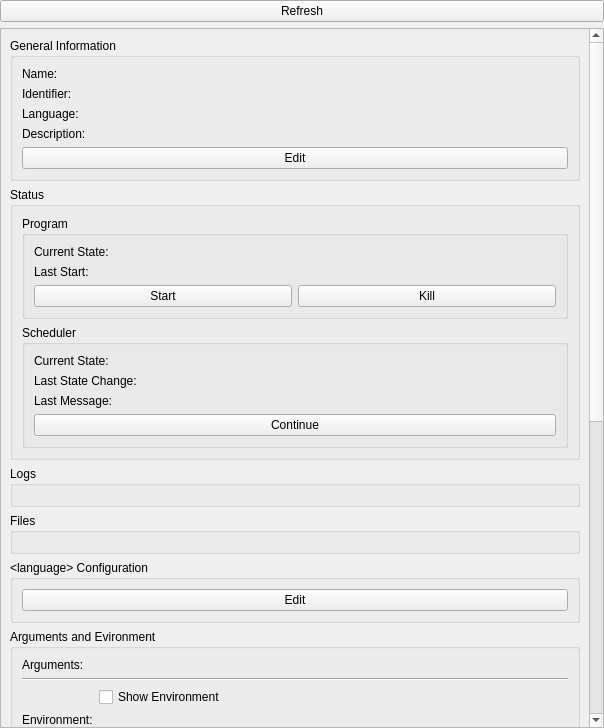
First picture: the form in src/brickv/plugin_system/plugins/red/ui/program_info_main.ui, repository Tinkerforge/brickv, before the edit.
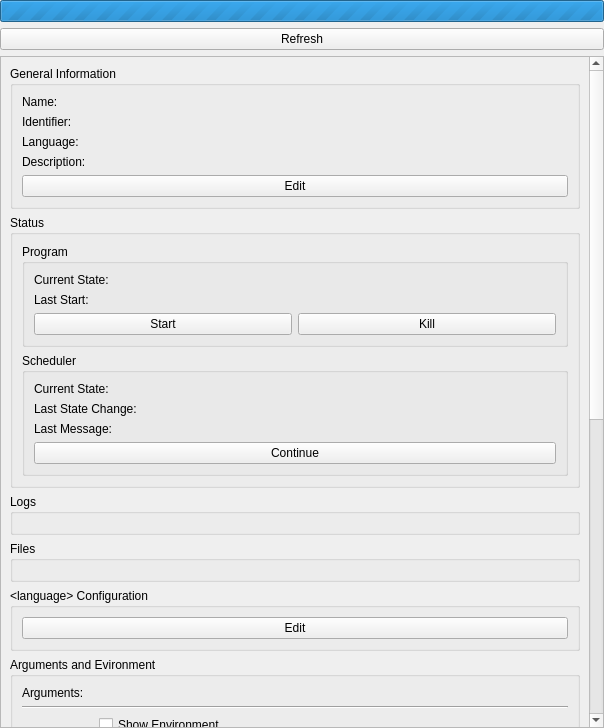
Second picture: the form after the edit.

Commit message:
red-brick/pi: Update logs and files list on first show
Also add progress bar to program info widget.

What changed in the file:
```diff
--- a/src/brickv/plugin_system/plugins/red/ui/program_info_main.ui
+++ b/src/brickv/plugin_system/plugins/red/ui/program_info_main.ui
@@ -17,6 +17,16 @@
    <property name="margin">
     <number>0</number>
    </property>
+   <item>
+    <widget class="QProgressBar" name="progress">
+     <property name="maximum">
+      <number>0</number>
+     </property>
+     <property name="value">
+      <number>-1</number>
+     </property>
+    </widget>
+   </item>
    <item>
     <widget class="QPushButton" name="button_refresh">
      <property name="text">
@@ -201,6 +211,9 @@
                    <property name="text">
                     <string>Last State Change:</string>
                    </property>
+                   <property name="alignment">
+                    <set>Qt::AlignLeading|Qt::AlignLeft|Qt::AlignTop</set>
+                   </property>
                   </widget>
                  </item>
                  <item row="1" column="1">
@@ -224,6 +237,9 @@
                    <property name="text">
                     <string>Current State:</string>
                    </property>
+                   <property name="alignment">
+                    <set>Qt::AlignLeading|Qt::AlignLeft|Qt::AlignTop</set>
+                   </property>
                   </widget>
                  </item>
                  <item row="0" column="1">
```
The commit also changes 1 other file.
